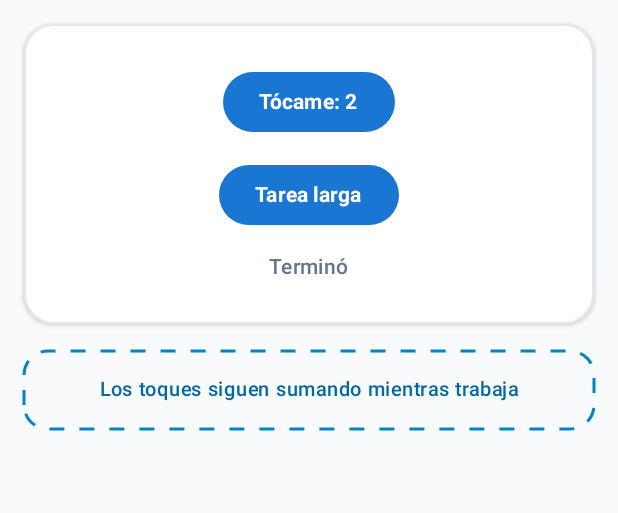
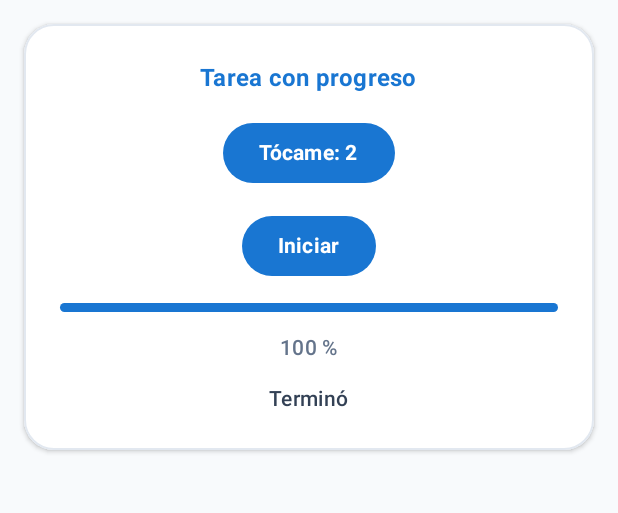
Before and after one commit to Jesus-Rocha-B/Lab-CentroTareas-Rocha, an Android app built with Jetpack Compose: the screen it shows after launch (MainActivity), after a tap on an icon or button, on a phone screen of 412 x 824 dp, the part 96-609 px from its top. Run offline under Robolectric (Android 15) with nearby library versions, the phone set to English and light mode, and no system bars; 2 other taps on this screen came first.

Commit message:
feat(progreso): agrega barra de progreso con StateFlow

```diff
--- a/app/src/main/java/com/rocha/centrotareas/ui/PantallaTareas.kt
+++ b/app/src/main/java/com/rocha/centrotareas/ui/PantallaTareas.kt
@@ -2,10 +2,10 @@ package com.rocha.centrotareas.ui
 
 import androidx.compose.foundation.BorderStroke
 import androidx.compose.foundation.layout.Arrangement
-import androidx.compose.foundation.layout.Box
 import androidx.compose.foundation.layout.Column
 import androidx.compose.foundation.layout.fillMaxSize
 import androidx.compose.foundation.layout.fillMaxWidth
+import androidx.compose.foundation.layout.height
 import androidx.compose.foundation.layout.padding
 import androidx.compose.foundation.shape.RoundedCornerShape
 import androidx.compose.material3.Button
@@ -13,6 +13,7 @@ import androidx.compose.material3.ButtonDefaults
 import androidx.compose.material3.Card
 import androidx.compose.material3.CardDefaults
 import androidx.compose.material3.ExperimentalMaterial3Api
+import androidx.compose.material3.LinearProgressIndicator
 import androidx.compose.material3.MaterialTheme
 import androidx.compose.material3.Scaffold
 import androidx.compose.material3.Text
@@ -26,13 +27,8 @@ import androidx.compose.runtime.remember
 import androidx.compose.runtime.setValue
 import androidx.compose.ui.Alignment
 import androidx.compose.ui.Modifier
-import androidx.compose.ui.draw.drawBehind
-import androidx.compose.ui.geometry.CornerRadius
 import androidx.compose.ui.graphics.Color
-import androidx.compose.ui.graphics.PathEffect
-import androidx.compose.ui.graphics.drawscope.Stroke
 import androidx.compose.ui.text.font.FontWeight
-import androidx.compose.ui.text.style.TextAlign
 import androidx.compose.ui.unit.dp
 import androidx.compose.ui.unit.sp
 import com.rocha.centrotareas.viewmodel.TareasViewModel
@@ -41,6 +37,7 @@ import com.rocha.centrotareas.viewmodel.TareasViewModel
 @Composable
 fun PantallaTareas(vm: TareasViewModel) {
     val mensaje by vm.mensaje.collectAsState()
+    val progreso by vm.progreso.collectAsState()
     var toques by remember { mutableIntStateOf(0) }
 
     Scaffold(
@@ -66,9 +63,9 @@ fun PantallaTareas(vm: TareasViewModel) {
                 .padding(padding)
                 .padding(16.dp),
             horizontalAlignment = Alignment.CenterHorizontally,
-            verticalArrangement = Arrangement.spacedBy(18.dp)
+            verticalArrangement = Arrangement.spacedBy(16.dp)
         ) {
-            // Tarjeta principal (Paso 1: Tarea larga MAL)
+            // Tarjeta principal: Tarea con progreso (Paso 3)
             Card(
                 modifier = Modifier.fillMaxWidth(),
                 shape = RoundedCornerShape(20.dp),
@@ -79,10 +76,17 @@ fun PantallaTareas(vm: TareasViewModel) {
                 Column(
                     modifier = Modifier
                         .fillMaxWidth()
-                        .padding(horizontal = 24.dp, vertical = 28.dp),
+                        .padding(horizontal = 24.dp, vertical = 24.dp),
                     horizontalAlignment = Alignment.CenterHorizontally,
                     verticalArrangement = Arrangement.spacedBy(14.dp)
                 ) {
+                    Text(
+                        text = "Tarea con progreso",
+                        style = MaterialTheme.typography.titleMedium,
+                        fontWeight = FontWeight.Bold,
+                        color = Color(0xFF1976D2)
+                    )
+
                     // Botón 1: Tócame (contador interactivo)
                     Button(
                         onClick = { toques++ },
@@ -98,7 +102,7 @@ fun PantallaTareas(vm: TareasViewModel) {
                         )
                     }
 
-                    // Botón 2: Tarea larga con corrutina en segundo plano
+                    // Botón 2: Iniciar tarea con avance de progreso
                     Button(
                         onClick = { vm.tareaLarga() },
                         shape = RoundedCornerShape(50),
@@ -108,47 +112,38 @@ fun PantallaTareas(vm: TareasViewModel) {
                         )
                     ) {
                         Text(
-                            text = "Tarea larga",
+                            text = "Iniciar",
                             fontWeight = FontWeight.Bold
                         )
                     }
+
+                    // Barra de progreso interactiva (0% a 100%)
+                    LinearProgressIndicator(
+                        progress = { progreso },
+                        modifier = Modifier
+                            .fillMaxWidth()
+                            .height(6.dp),
+                        color = Color(0xFF1976D2),
+                        trackColor = Color(0xFFE2E8F0)
+                    )
+
+                    // Porcentaje numérico (ej. 62 %)
+                    Text(
+                        text = "${(progreso * 100).toInt()} %",
+                        style = MaterialTheme.typography.bodyMedium,
+                        color = Color(0xFF64748B),
+                        fontWeight = FontWeight.SemiBold
+                    )
 
                     // Texto del mensaje ("Listo", "Trabajando...", "Terminó")
                     Text(
                         text = mensaje,
                         style = MaterialTheme.typography.bodyMedium,
-                        color = Color(0xFF64748B),
+                        color = Color(0xFF334155),
                         fontWeight = FontWeight.Medium
                     )
                 }
             }
-
-            // Recuadro con borde celeste punteado (Paso 2: Con corrutina)
-            val strokeDashed = Stroke(
-                width = 3f,
-                pathEffect = PathEffect.dashPathEffect(floatArrayOf(15f, 15f), 0f)
-            )
-            Box(
-                modifier = Modifier
-                    .fillMaxWidth()
-                    .drawBehind {
-                        drawRoundRect(
-                            color = Color(0xFF0284C7),
-                            style = strokeDashed,
-                            cornerRadius = CornerRadius(16.dp.toPx())
-                        )
-                    }
-                    .padding(horizontal = 20.dp, vertical = 14.dp),
-                contentAlignment = Alignment.Center
-            ) {
-                Text(
-                    text = "Los toques siguen sumando mientras trabaja",
-                    color = Color(0xFF0369A1),
-                    fontWeight = FontWeight.SemiBold,
-                    fontSize = 13.sp,
-                    textAlign = TextAlign.Center
-                )
-            }
         }
     }
 }
--- a/app/src/main/java/com/rocha/centrotareas/viewmodel/TareasViewModel.kt
+++ b/app/src/main/java/com/rocha/centrotareas/viewmodel/TareasViewModel.kt
@@ -19,21 +19,28 @@ class TareasViewModel(private val repo: TareasRepository) : ViewModel() {
     private val _mensaje = MutableStateFlow("Listo")
     val mensaje: StateFlow<String> = _mensaje.asStateFlow()
 
-    // Paso 2: Tarea larga en segundo plano con withContext (reemplaza tareaLargaMala)
+    // Paso 3: Barra de progreso con StateFlow
+    private val _progreso = MutableStateFlow(0f)
+    val progreso: StateFlow<Float> = _progreso.asStateFlow()
+
+    // Tarea larga que actualiza el progreso en segundo plano
     fun tareaLarga() {
         viewModelScope.launch {
+            _progreso.value = 0f
             _mensaje.value = "Trabajando..."
             Log.d("HILO", "Antes: ${Thread.currentThread().name}")
             withContext(Dispatchers.Default) {
                 Log.d("HILO", "Dentro: ${Thread.currentThread().name}")
-                delay(4000)
+                for (i in 1..100) {
+                    delay(40)
+                    _progreso.value = i / 100f
+                }
             }
             Log.d("HILO", "Despues: ${Thread.currentThread().name}")
             _mensaje.value = "Terminó"
         }
     }
 
-    // TODO Paso 3: progreso
     // TODO Paso 4: trabajo (Job), corriendo y cancelar()
 
     // ----- Contar primos (paso 5)
```
Also changed, not shown: 1 other file.
